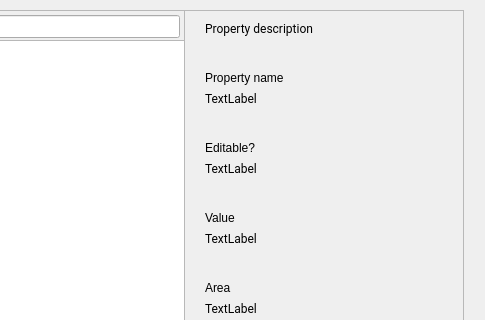
Old version of the form android/android-emu/android/skin/qt/extended-pages/car-data-emulation/vhal-table.ui in the repository aosp-mirror/platform_external_qemu; both pictures show x 115 to 600 and y 0 to 320 of the 600 by 550 pixel window.
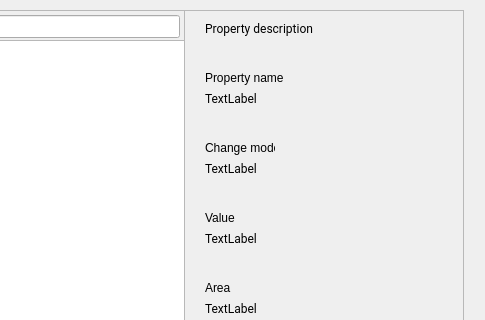
New version of the form. Icons and pictures are not drawn. Custom widgets are drawn as their Qt base class.

Commit message: Make all vehicle properties editable in vhal tab

```diff
--- a/android/android-emu/android/skin/qt/extended-pages/car-data-emulation/vhal-table.ui
+++ b/android/android-emu/android/skin/qt/extended-pages/car-data-emulation/vhal-table.ui
@@ -147,12 +147,12 @@
         <rect>
           <x>320</x>
           <y>140</y>
-          <width>59</width>
+          <width>70</width>
           <height>15</height>
         </rect>
       </property>
       <property name="text">
-        <string>Editable?</string>
+        <string>Change mode</string>
       </property>
       <property name="ColorGroup" stdset="0">
         <string>Title</string>
```
Left out of the diff: 8 changed lines with no effect on the pictures. The commit also changes 6 other files.
